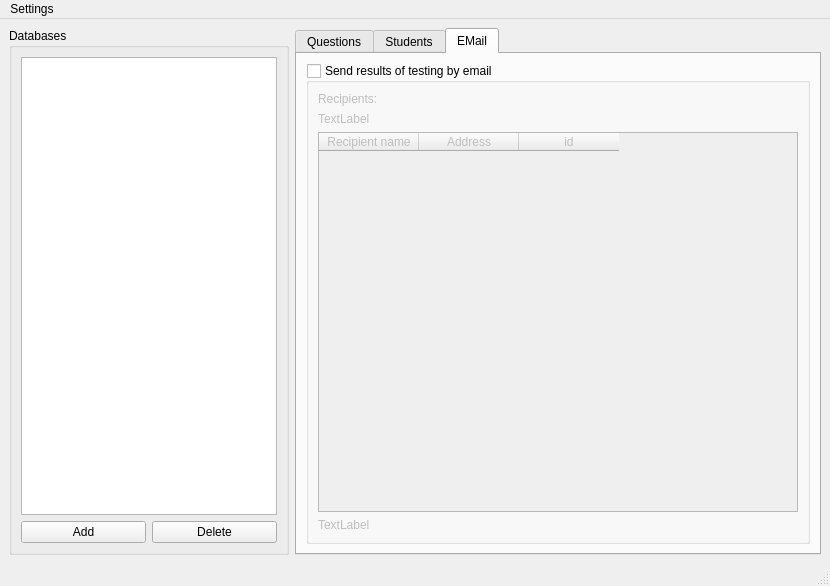
Before: the Qt Designer form admin_form.ui in Testorator/Testik, drawn with Qt 5.
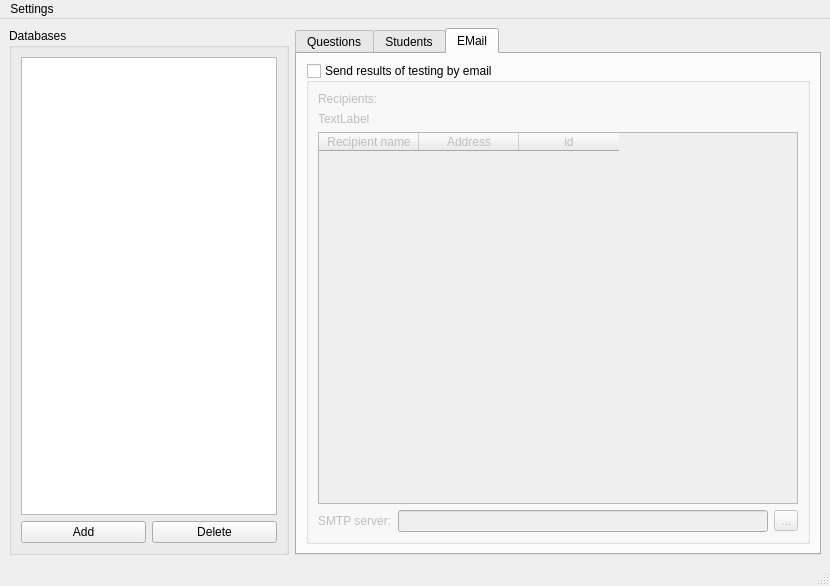
After: the same form once the commit is applied. Icons and pictures are not drawn.

Commit message: add new function for saving smtp data

```diff
--- a/admin_form.ui
+++ b/admin_form.ui
@@ -315,20 +315,6 @@
             <layout class="QGridLayout" name="gridLayout_11">
              <item row="0" column="0">
               <layout class="QGridLayout" name="gridLayout_email">
-               <item row="0" column="0">
-                <widget class="QLabel" name="label">
-                 <property name="text">
-                  <string>Recipients:</string>
-                 </property>
-                </widget>
-               </item>
-               <item row="1" column="0">
-                <widget class="QLabel" name="label_2">
-                 <property name="text">
-                  <string>TextLabel</string>
-                 </property>
-                </widget>
-               </item>
                <item row="3" column="0">
                 <widget class="QLabel" name="label_smtp_server">
                  <property name="enabled">
@@ -338,11 +324,25 @@
                   <cursorShape>PointingHandCursor</cursorShape>
                  </property>
                  <property name="text">
-                  <string>TextLabel</string>
+                  <string>SMTP server:</string>
                  </property>
                 </widget>
                </item>
-               <item row="2" column="0" colspan="2">
+               <item row="3" column="1">
+                <widget class="QLineEdit" name="lineEdit_smtp"/>
+               </item>
+               <item row="3" column="2">
+                <widget class="QToolButton" name="toolButton_save_smtp">
+                 <property name="text">
+                  <string>...</string>
+                 </property>
+                 <property name="icon">
+                  <iconset resource="res.qrc">
+                   <normaloff>:/resourse/save</normaloff>:/resourse/save</iconset>
+                 </property>
+                </widget>
+               </item>
+               <item row="2" column="0" colspan="3">
                 <widget class="QTableWidget" name="tableWidget_email">
                  <property name="alternatingRowColors">
                   <bool>true</bool>
@@ -373,6 +373,20 @@
                  </column>
                 </widget>
                </item>
+               <item row="0" column="0" colspan="3">
+                <widget class="QLabel" name="label">
+                 <property name="text">
+                  <string>Recipients:</string>
+                 </property>
+                </widget>
+               </item>
+               <item row="1" column="0" colspan="3">
+                <widget class="QLabel" name="label_2">
+                 <property name="text">
+                  <string>TextLabel</string>
+                 </property>
+                </widget>
+               </item>
               </layout>
              </item>
             </layout>
```
Left out of the diff: 9 changed lines with no effect on the pictures. The commit also changes 4 other files.
